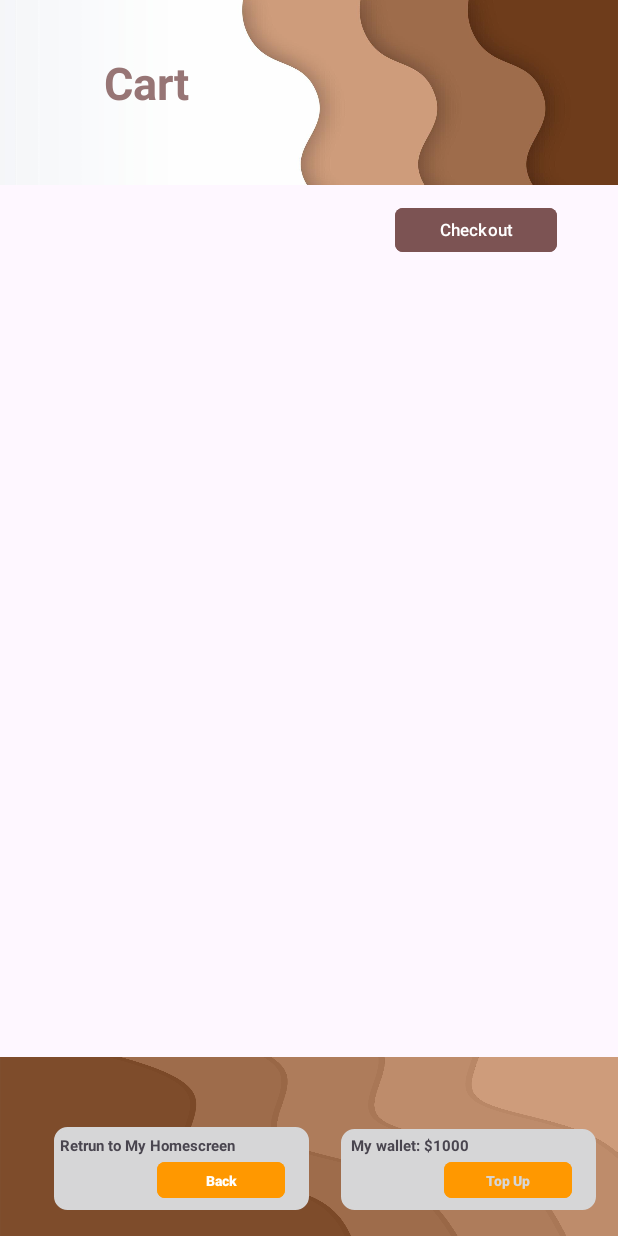
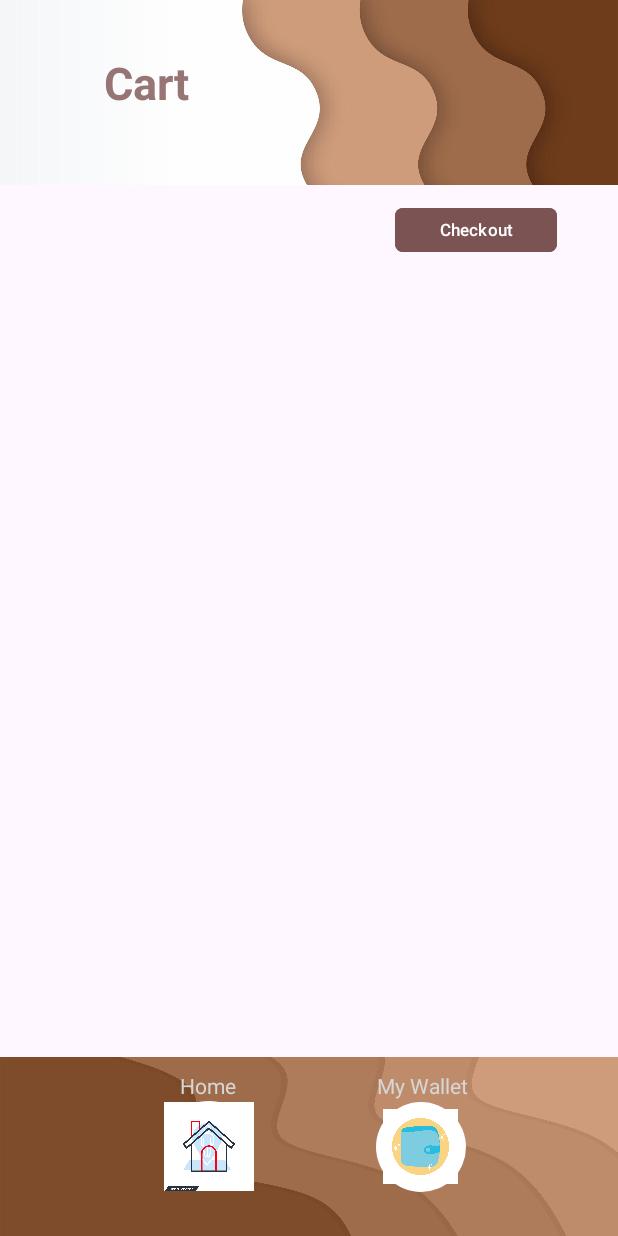
Before and after one commit to randylon032085/beanupnorthmobile, an Android app: the Cart screen opened directly, with no data from a screen before it, on a phone screen of 412 x 824 dp. Run offline under Robolectric (Android 15) with nearby library versions, the phone set to English and light mode, and no system bars; our stand-ins replace Firebase (no records; nobody signed in at launch, a user with empty details on screens opened directly); libraries missing offline, so code that uses them is left out: org.checkerframework.checker; pictures from the network do not load; 1 statement that could not run was skipped.

Commit message:
update design

```diff
--- a/app/src/main/res/layout/activity_cart.xml
+++ b/app/src/main/res/layout/activity_cart.xml
@@ -51,106 +51,7 @@
         </androidx.constraintlayout.widget.ConstraintLayout>
 
     </LinearLayout>
-    <androidx.constraintlayout.widget.ConstraintLayout
-        android:id="@+id/constraintLayout4"
-        android:layout_width="match_parent"
-        android:layout_height="119dp"
-        android:background="@drawable/theme2"
-        app:layout_constraintBottom_toBottomOf="parent"
-        app:layout_constraintEnd_toEndOf="parent"
-        app:layout_constraintHorizontal_bias="0.0"
-        app:layout_constraintStart_toStartOf="parent">
 
-        <androidx.constraintlayout.widget.ConstraintLayout
-            android:id="@+id/constraintLayout2"
-            android:layout_width="170dp"
-            android:layout_height="55dp"
-            android:layout_marginStart="36dp"
-            android:backgroundTint="@color/white"
-            android:background="@drawable/rounded_border"
-            app:layout_constraintBottom_toBottomOf="parent"
-            app:layout_constraintStart_toStartOf="parent"
-            app:layout_constraintTop_toTopOf="parent"
-            app:layout_constraintVertical_bias="0.734">
-
-            <TextView
-                android:id="@+id/textView3"
-                android:layout_width="wrap_content"
-                android:layout_height="wrap_content"
-                android:layout_marginStart="4dp"
-                android:text="Retrun to My Homescreen"
-                android:textSize="10sp"
-                android:textStyle="bold"
-                app:layout_constraintBottom_toBottomOf="parent"
-                app:layout_constraintStart_toStartOf="parent"
-                app:layout_constraintTop_toTopOf="parent"
-                app:layout_constraintVertical_bias="0.121" />
-
-            <com.google.android.material.button.MaterialButton
-                android:id="@+id/button2"
-                android:layout_width="85dp"
-                android:layout_height="32dp"
-                android:backgroundTint="#FF9800"
-                android:onClick="BACKBUTTONG"
-                android:text="Back"
-                android:textSize="9sp"
-                android:textStyle="bold"
-                app:cornerRadius="5dp"
-                app:layout_constraintBottom_toBottomOf="parent"
-                app:layout_constraintEnd_toEndOf="parent"
-                app:layout_constraintHorizontal_bias="0.811"
-                app:layout_constraintStart_toStartOf="parent"
-                app:layout_constraintTop_toTopOf="parent"
-                app:layout_constraintVertical_bias="0.826" />
-
-        </androidx.constraintlayout.widget.ConstraintLayout>
-
-        <androidx.constraintlayout.widget.ConstraintLayout
-            android:layout_width="170dp"
-            android:layout_height="54dp"
-            android:backgroundTint="@color/white"
-            android:background="@drawable/rounded_border"
-            app:layout_constraintBottom_toBottomOf="parent"
-            app:layout_constraintEnd_toEndOf="parent"
-            app:layout_constraintHorizontal_bias="0.589"
-            app:layout_constraintStart_toEndOf="@+id/constraintLayout2"
-            app:layout_constraintTop_toTopOf="parent"
-            app:layout_constraintVertical_bias="0.738">
-
-            <com.google.android.material.button.MaterialButton
-                android:layout_width="85dp"
-                android:layout_height="32dp"
-                android:backgroundTint="#FF9800"
-                android:text="Top Up"
-                android:textAlignment="center"
-                android:textColor="@color/white"
-                android:textSize="9sp"
-                android:textStyle="bold"
-                app:cornerRadius="5dp"
-                app:layout_constraintBottom_toBottomOf="parent"
-                app:layout_constraintEnd_toEndOf="parent"
-
-                app:layout_constraintHorizontal_bias="0.811"
-                app:layout_constraintStart_toStartOf="parent"
-                app:layout_constraintTop_toTopOf="parent"
-                app:layout_constraintVertical_bias="0.818" />
-
-            <TextView
-                android:id="@+id/tvMyWallet"
-                android:layout_width="wrap_content"
-                android:layout_height="wrap_content"
-                android:text="My wallet: $1000"
-                android:textSize="10sp"
-                android:textStyle="bold"
-                app:layout_constraintBottom_toBottomOf="parent"
-                app:layout_constraintEnd_toEndOf="parent"
-                app:layout_constraintHorizontal_bias="0.073"
-                app:layout_constraintStart_toStartOf="parent"
-                app:layout_constraintTop_toTopOf="parent"
-                app:layout_constraintVertical_bias="0.1" />
-
-        </androidx.constraintlayout.widget.ConstraintLayout>
-    </androidx.constraintlayout.widget.ConstraintLayout>
     <com.google.android.material.button.MaterialButton
         android:id="@+id/button3"
         android:layout_width="108dp"
@@ -167,5 +68,87 @@
         app:layout_constraintStart_toStartOf="parent"
         app:layout_constraintTop_toBottomOf="@+id/linearLayout" />
 
+    <androidx.constraintlayout.widget.ConstraintLayout
+        android:id="@+id/constraintLayout4"
+        android:layout_width="match_parent"
+        android:layout_height="119dp"
+        android:background="@drawable/theme2"
+        app:layout_constraintBottom_toBottomOf="parent"
+        app:layout_constraintEnd_toEndOf="parent"
+        app:layout_constraintHorizontal_bias="0.0"
+        app:layout_constraintStart_toStartOf="parent">
 
+        <TextView
+            android:id="@+id/textView18"
+            android:layout_width="wrap_content"
+            android:layout_height="wrap_content"
+            android:layout_marginTop="8dp"
+            android:text="Home"
+            android:textColor="@color/white"
+            app:layout_constraintBottom_toTopOf="@+id/cardView3"
+            app:layout_constraintEnd_toEndOf="parent"
+            app:layout_constraintHorizontal_bias="0.321"
+            app:layout_constraintStart_toStartOf="parent"
+            app:layout_constraintTop_toTopOf="parent" />
+
+        <TextView
+            android:id="@+id/textView22"
+            android:layout_width="wrap_content"
+            android:layout_height="wrap_content"
+            android:layout_marginTop="8dp"
+            android:text="My Wallet"
+            android:textColor="@color/white"
+            app:layout_constraintBottom_toTopOf="@+id/cardView3"
+            app:layout_constraintEnd_toEndOf="parent"
+            app:layout_constraintHorizontal_bias="0.716"
+            app:layout_constraintStart_toStartOf="parent"
+            app:layout_constraintTop_toTopOf="parent" />
+
+        <androidx.cardview.widget.CardView
+            android:id="@+id/cardView3"
+            android:layout_width="60dp"
+            android:layout_height="60dp"
+            android:layout_gravity="center_vertical"
+
+            app:cardCornerRadius="100dp"
+            app:layout_constraintBottom_toBottomOf="parent"
+            app:layout_constraintEnd_toEndOf="parent"
+            app:layout_constraintHorizontal_bias="0.31"
+            app:layout_constraintStart_toStartOf="parent"
+            app:layout_constraintTop_toTopOf="parent"
+            app:layout_constraintVertical_bias="0.491">
+
+
+            <ImageView
+                android:id="@+id/myOrder2"
+                android:layout_width="60dp"
+                android:layout_height="62dp"
+                android:layout_gravity="center"
+                android:onClick="BACKBUTTONG"
+                app:srcCompat="@drawable/home" />
+        </androidx.cardview.widget.CardView>
+
+        <androidx.cardview.widget.CardView
+            android:id="@+id/cardView6"
+            android:layout_width="60dp"
+            android:layout_height="60dp"
+            android:layout_gravity="center_vertical"
+
+            app:cardCornerRadius="100dp"
+            app:layout_constraintBottom_toBottomOf="parent"
+            app:layout_constraintEnd_toEndOf="parent"
+            app:layout_constraintHorizontal_bias="0.712"
+            app:layout_constraintStart_toStartOf="parent"
+            app:layout_constraintTop_toTopOf="parent">
+
+
+            <ImageView
+                android:id="@+id/myWallet2"
+                android:layout_width="50dp"
+                android:layout_height="50dp"
+                android:layout_gravity="center"
+                app:srcCompat="@drawable/wallet" />
+        </androidx.cardview.widget.CardView>
+
+    </androidx.constraintlayout.widget.ConstraintLayout>
 </androidx.constraintlayout.widget.ConstraintLayout>
--- a/app/src/main/res/layout/order_details.xml
+++ b/app/src/main/res/layout/order_details.xml
@@ -43,6 +43,7 @@
                 android:layout_height="wrap_content"
                 android:text="Status: "
                 android:textSize="10sp"
+                android:textStyle="bold"
                 app:layout_constraintBottom_toBottomOf="parent"
                 app:layout_constraintEnd_toEndOf="parent"
                 app:layout_constraintHorizontal_bias="0.586"
@@ -52,7 +53,7 @@
         </androidx.constraintlayout.widget.ConstraintLayout>
 
         <androidx.constraintlayout.widget.ConstraintLayout
-            android:layout_width="171dp"
+            android:layout_width="177dp"
             android:layout_height="41dp"
             app:layout_constraintBottom_toBottomOf="parent"
             app:layout_constraintEnd_toEndOf="parent"
@@ -65,9 +66,10 @@
                 android:layout_height="wrap_content"
                 android:text="Total:"
                 android:textSize="10sp"
+                android:textStyle="bold"
                 app:layout_constraintBottom_toBottomOf="parent"
                 app:layout_constraintEnd_toEndOf="parent"
-                app:layout_constraintHorizontal_bias="0.219"
+                app:layout_constraintHorizontal_bias="0.006"
                 app:layout_constraintStart_toStartOf="parent"
                 app:layout_constraintTop_toTopOf="parent"
                 app:layout_constraintVertical_bias="0.481" />
```
Also changed, not shown: app/src/main/res/layout/activity_home_screen.xml (+90 -122 lines), app/src/main/res/layout/activity_my_order.xml (+59 -78 lines), app/src/main/res/drawable/home.jpg (added), app/src/main/res/drawable/location.jpg (added), app/src/main/res/drawable/myorder.jpg (added), app/src/main/res/drawable/wallet.jpg (added), app/src/main/res/drawable/wallet2.jpg (added).
